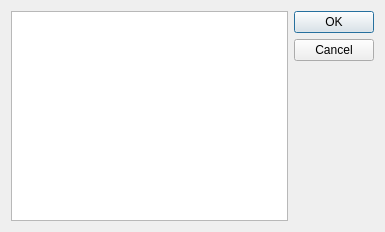
First picture: the form in project/chameleon/windows/filesdialog.ui, repository dubidubiduba/chameleon, before the edit.
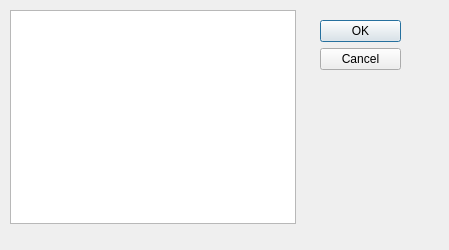
Second picture: the form after the edit. Custom widgets are drawn as their Qt base class.

Patch:
```diff
--- a/project/chameleon/windows/filesdialog.ui
+++ b/project/chameleon/windows/filesdialog.ui
@@ -6,19 +6,22 @@
    <rect>
     <x>0</x>
     <y>0</y>
-    <width>385</width>
-    <height>232</height>
+    <width>449</width>
+    <height>250</height>
    </rect>
   </property>
   <property name="windowTitle">
    <string>View Files</string>
   </property>
-  <layout class="QHBoxLayout" name="horizontalLayout">
-   <item>
-    <widget class="ListWidget" name="listWidget"/>
-   </item>
-   <item>
     <widget class="QDialogButtonBox" name="buttonBox">
+   <property name="geometry">
+    <rect>
+     <x>320</x>
+     <y>20</y>
+     <width>81</width>
+     <height>241</height>
+    </rect>
+   </property>
      <property name="orientation">
       <enum>Qt::Vertical</enum>
      </property>
@@ -26,8 +29,16 @@
       <set>QDialogButtonBox::Cancel|QDialogButtonBox::Ok</set>
      </property>
     </widget>
-   </item>
-  </layout>
+  <widget class="ListWidget" name="listWidget">
+   <property name="geometry">
+    <rect>
+     <x>10</x>
+     <y>10</y>
+     <width>286</width>
+     <height>214</height>
+    </rect>
+   </property>
+  </widget>
  </widget>
  <customwidgets>
   <customwidget>
```
Left out of the diff: 2 changed lines with no effect on the pictures. Lines whose indentation alone changed are shown as unchanged.
